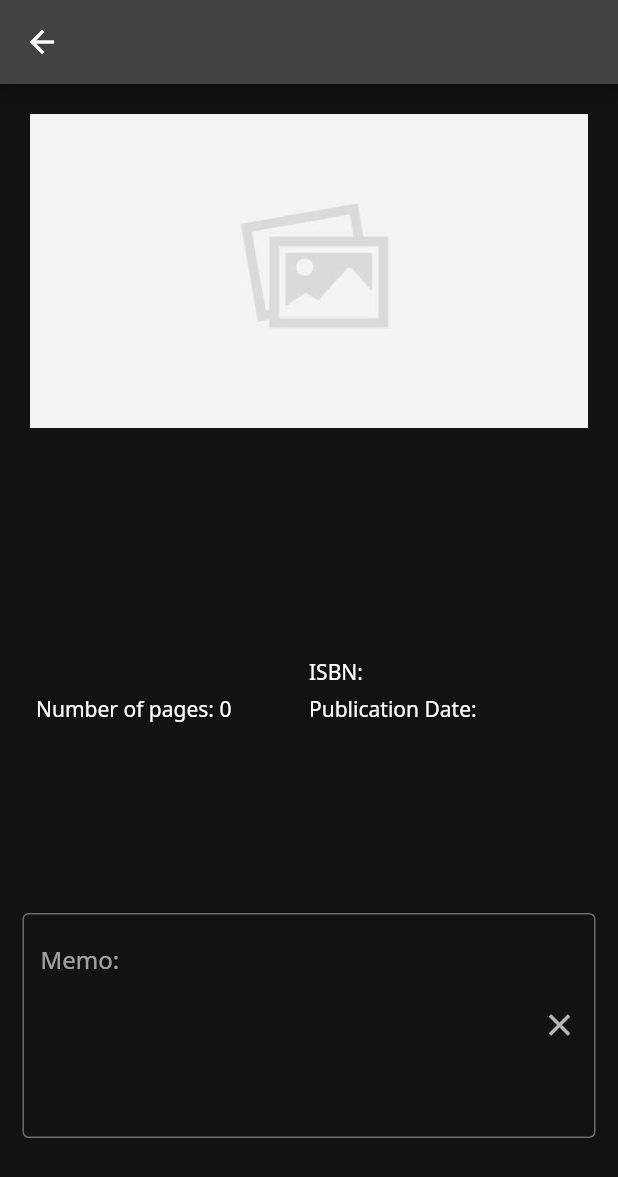
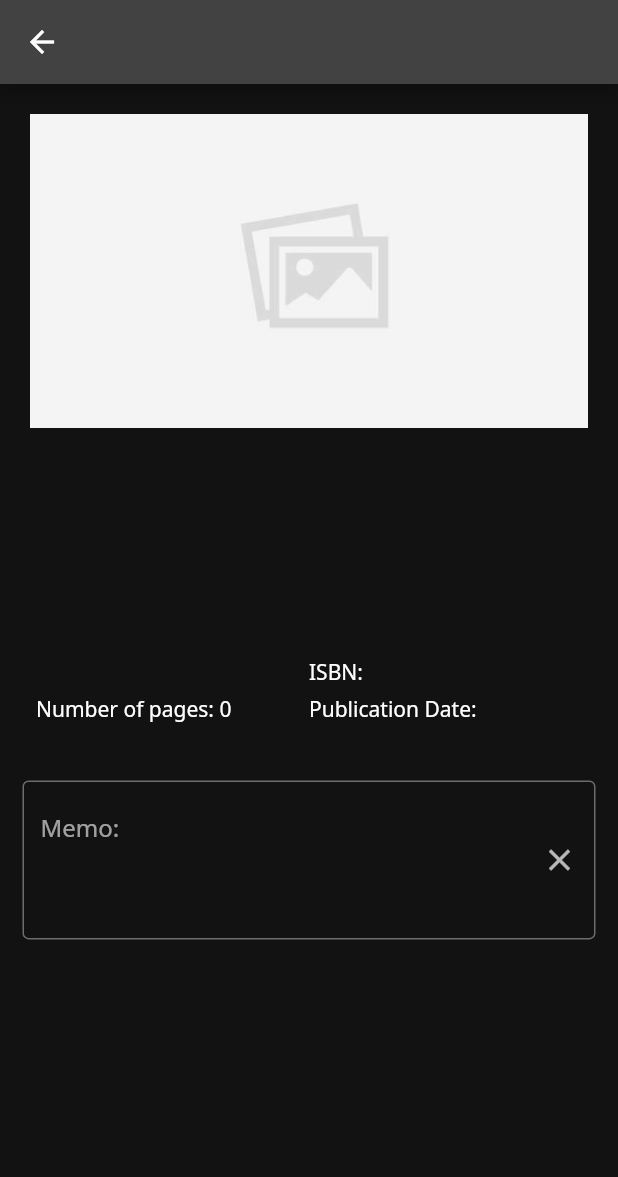
Before and after one commit to ahiroshima/book-list, a Flutter app: the DetailPage screen opened directly with empty values, on a phone screen of 412 x 824 dp. Shown: the top 1177 px of the screen. Run offline on Flutter 3.47's test engine with Material 2 defaults, Android fonts, the phone set to English and light mode, and no system bars; drawn by our look-alikes of keyboard_actions; our stand-ins replace auto_route, cloud_firestore, dio, firebase_auth, firebase_core, firebase_crashlytics and 8 more; missing offline and left inert: barcode_scan2, dio_firebase_performance, enum_to_string, ua_client_hints; accounts and stored records are empty; generated files the repository leaves out were written again; network calls fail; project files that could hold a hidden picture were left out.

```diff
--- a/lib/data/model/book.dart
+++ b/lib/data/model/book.dart
@@ -5,9 +5,9 @@ part 'book.g.dart';
 
 @freezed
 abstract class Book with _$Book {
-  factory Book(
-      {
+  factory Book({
     //Map? identifiers,
+    String? id,
     String? isbn,
     String? title,
     String? subtitle,
@@ -20,7 +20,9 @@ abstract class Book with _$Book {
     String? thumbnail,
     String? urlToDetailPage,
     String? publisher,
-      String? price}) = _Book;
+    String? price,
+    String? memo,
+  }) = _Book;
 
   factory Book.fromJson(Map<String, dynamic> json) =>
       bookConverter.fromJson(json);
--- a/lib/data/remote/books_data_source.dart
+++ b/lib/data/remote/books_data_source.dart
@@ -4,6 +4,8 @@ import 'package:app/data/model/collections.dart';
 
 abstract class BooksDataSource {
   Future<Books> getBooks();
+  Future<Book> getBook(String id);
   Future<Collections> getCollections();
   Future<void> addBook(Book book);
+  Future<void> updateBook(Book book);
 }
--- a/lib/data/repository/books_repository.dart
+++ b/lib/data/repository/books_repository.dart
@@ -5,6 +5,8 @@ import 'package:app/data/model/result.dart';
 
 abstract class BooksRepository {
   Future<Result<Books>> getBooks();
+  Future<Result<Book>> getBook(String id);
   Future<Result<Collections>> getCollections();
   Future<Result<void>> addBook(Book book);
+  Future<Result<void>> updateBook(Book book);
 }
--- a/lib/gen/assets.gen.dart
+++ b/lib/gen/assets.gen.dart
@@ -3,7 +3,7 @@
 ///  FlutterGen
 /// *****************************************************
 
-// ignore_for_file: directives_ordering
+// ignore_for_file: directives_ordering,unnecessary_import
 
 import 'package:flutter/widgets.dart';
 import 'package:flutter_svg/flutter_svg.dart';
--- a/lib/gen/fonts.gen.dart
+++ b/lib/gen/fonts.gen.dart
@@ -3,7 +3,7 @@
 ///  FlutterGen
 /// *****************************************************
 
-// ignore_for_file: directives_ordering
+// ignore_for_file: directives_ordering,unnecessary_import
 
 class FontFamily {
   FontFamily._();
--- a/lib/l10n/intl_messages_en.arb
+++ b/lib/l10n/intl_messages_en.arb
@@ -2,6 +2,7 @@
   "@@locale": "en",
   "ok": "OK",
   "cancel": "CANCEL",
+  "close": "done",
   "home": "Home",
   "bookList": "Book List",
   "searchBook": "Search for a book",
--- a/lib/l10n/intl_messages_ja.arb
+++ b/lib/l10n/intl_messages_ja.arb
@@ -2,6 +2,7 @@
   "@@locale": "ja",
   "ok": "ＯK",
   "cancel": "キャンセル",
+  "close": "閉じる",
   "home": "ホーム",
   "bookList": "本の一覧",
   "searchBook": "本を探す",
--- a/lib/ui/detail/detail_page.dart
+++ b/lib/ui/detail/detail_page.dart
@@ -1,45 +1,52 @@
 import 'package:app/data/model/book.dart';
 import 'package:app/ui/component/image/image.dart';
+import 'package:app/ui/detail/detail_page_view_model.dart';
 import 'package:app/ui/hook/use_l10n.dart';
 import 'package:app/ui/hook/use_router.dart';
 import 'package:app/ui/theme/app_theme.dart';
 import 'package:flutter/material.dart';
+import 'package:gap/gap.dart';
 import 'package:hooks_riverpod/hooks_riverpod.dart';
-import 'package:gap/gap.dart';
+import 'package:keyboard_actions/keyboard_actions.dart';
 
 class DetailPage extends HookConsumerWidget {
-  const DetailPage({
+  DetailPage({
     Key? key,
     required this.book,
   }) : super(key: key);
 
   final Book book;
 
+  final FocusNode _memoFocusNode = FocusNode();
+  var _memoTextController = TextEditingController();
+
   @override
   Widget build(BuildContext context, WidgetRef ref) {
     final theme = ref.watch(appThemeProvider);
     final router = useRouter();
     final l10n = useL10n();
+    final detailPageViewModel = ref.read(detailPageViewModelProvider);
 
-    var _memoTextController = TextEditingController();
-    final _memoFocusNode = FocusNode();
+    detailPageViewModel.setbook(book);
+
+    // メモの制御
     _memoFocusNode.addListener(() {
-      if (_memoFocusNode.hasFocus) {
-        // TODO: フォーカスが当たった時の処理
-      } else {
-        // TODO: フォーカスが外れた時の処理
+      if (!_memoFocusNode.hasFocus)  {
+        var memo = _memoTextController.text;
+        debugPrint('フォーカスが外れた!!! : ' + memo);
+        detailPageViewModel.saveMemo(memo);
       }
     });
 
     return Scaffold(
       appBar: AppBar(),
-      body: Column(
+      body: KeyboardActions(
+        isDialog: true,
+        config: getKeyboardActionConfig(ref),
+        child: SingleChildScrollView(
+          child: Column(
             children: [
-          Expanded(
-            flex: 7,
-            child: SingleChildScrollView(
-              child: GestureDetector(
-                child: Center(
+              GestureDetector(
                 child: Padding(
                   padding: const EdgeInsets.all(20.0),
                   child: Column(
@@ -119,21 +126,27 @@ class DetailPage extends HookConsumerWidget {
                     ],
                   ),
                 ),
+                onTap: router.pop,
               ),
-                onTap: router.pop,
+              Padding(
+                padding: const EdgeInsets.all(15.0),
+                // memo
+                child: _memoTextField(ref),
+              ),
+            ],
           ),
         ),
       ),
-          Expanded(
-            flex: 3,
-            child: SingleChildScrollView(
-              child: Center(
-                child: Padding(
-                  padding: const EdgeInsets.all(15.0),
-                  child: Column(
-                    children: [
-                      // メモ
-                      TextField(
+    );
+  }
+
+  Widget _memoTextField(WidgetRef ref) {
+    final l10n = useL10n();
+    final detailPageViewModel = ref.read(detailPageViewModelProvider);
+    _memoTextController =
+        TextEditingController(text: detailPageViewModel.book.memo);
+
+    return TextField(
       controller: _memoTextController,
       focusNode: _memoFocusNode,
       keyboardType: TextInputType.multiline,
@@ -141,6 +154,7 @@ class DetailPage extends HookConsumerWidget {
         border: const OutlineInputBorder(),
         labelText: l10n.memo,
         alignLabelWithHint: true,
+        // xボタンで入力内容をクリア
         suffixIcon: IconButton(
           icon: const Icon(Icons.clear),
           onPressed: () {
@@ -149,19 +163,35 @@ class DetailPage extends HookConsumerWidget {
         ),
       ),
       maxLines: null,
-                        minLines: 5,
-                        onSubmitted: (memo) {
-                          // TODO: 更新処理を書く
-                        },
+      minLines: 3,
+      onSubmitted: (memo) {},
+    );
+  }
+
+  KeyboardActionsConfig getKeyboardActionConfig(WidgetRef ref) {
+    final l10n = useL10n();
+    final theme = ref.watch(appThemeProvider);
+
+    return KeyboardActionsConfig(
+      keyboardActionsPlatform: KeyboardActionsPlatform.ALL,
+      keyboardSeparatorColor: theme.appColors.divider,
+      keyboardBarColor: theme.appColors.background,
+      nextFocus: false,
+      actions: [
+        KeyboardActionsItem(focusNode: _memoFocusNode, toolbarButtons: [
+          (node) {
+            // 閉じるボタンを追加
+            return GestureDetector(
+              child: Container(
+                color: theme.appColors.background,
+                padding: const EdgeInsets.all(8.0),
+                child: Text(l10n.close),
               ),
+              onTap: () => node.unfocus(),
+            );
+          }
+        ]),
       ],
-                  ),
-                ),
-              ),
-            ),
-          ),
-        ],
-      ),
     );
   }
 }
--- a/pubspec.yaml
+++ b/pubspec.yaml
@@ -53,6 +53,7 @@ dependencies:
   cupertino_icons: ^1.0.4
   google_fonts: ^2.1.0
   flutter_svg: ^1.0.0
+  keyboard_actions: ^3.4.5
 
   # For BarCode
   barcode_scan2: ^4.2.0
```
Also changed, not shown: lib/data/remote/books_data_source_impl.dart (+44 -0 lines), lib/data/repository/books_repository_impl.dart (+10 -0 lines), lib/ui/books/books_item.dart (+0 -42 lines), lib/ui/detail/detail_page_view_model.dart (added, +41 -0 lines), lib/data/model/book.freezed.dart, lib/data/model/book.g.dart, lib/ui/route/app_route.gr.dart, pubspec.lock, 2 other files. Lines whose indentation alone changed are shown as unchanged.
